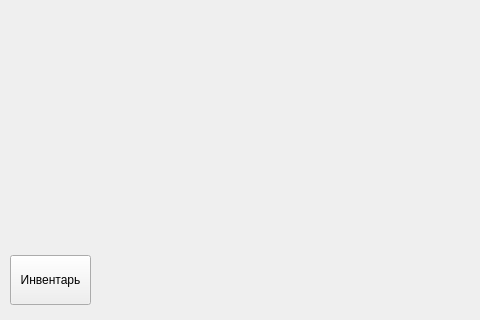
Above: QtTestClient/ui/game.ui from kihaseet/Alien before the change; both pictures show x 0 to 480 and y 320 to 640 of the 480 by 640 pixel window. Below: the same form after it.
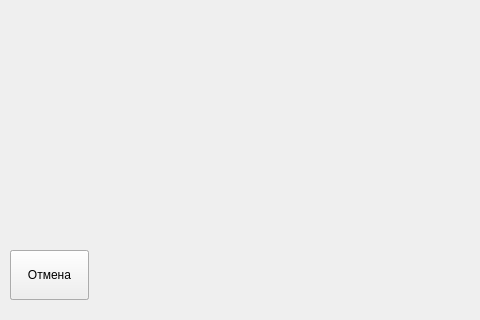
That is the form after the change.

The edit to the form file:
```diff
--- a/QtTestClient/ui/game.ui
+++ b/QtTestClient/ui/game.ui
@@ -13,31 +13,6 @@
   <property name="windowTitle">
    <string>Form</string>
   </property>
-  <widget class="QWidget" name="verticalLayoutWidget">
-   <property name="geometry">
-    <rect>
-     <x>10</x>
-     <y>560</y>
-     <width>81</width>
-     <height>80</height>
-    </rect>
-   </property>
-   <layout class="QVBoxLayout" name="verticalLayout">
-    <item>
-     <widget class="QPushButton" name="pushButton">
-      <property name="minimumSize">
-       <size>
-        <width>0</width>
-        <height>50</height>
-       </size>
-      </property>
-      <property name="text">
-       <string>Инвентарь</string>
-      </property>
-     </widget>
-    </item>
-   </layout>
-  </widget>
   <widget class="QWidget" name="gridLayoutWidget">
    <property name="geometry">
     <rect>
@@ -145,6 +120,44 @@
     <string>Голосование на операцию</string>
    </property>
   </widget>
+  <widget class="QPushButton" name="pushButton">
+   <property name="geometry">
+    <rect>
+     <x>10</x>
+     <y>570</y>
+     <width>79</width>
+     <height>50</height>
+    </rect>
+   </property>
+   <property name="minimumSize">
+    <size>
+     <width>0</width>
+     <height>50</height>
+    </size>
+   </property>
+   <property name="text">
+    <string>Инвентарь</string>
+   </property>
+  </widget>
+  <widget class="QPushButton" name="ButtonCancer">
+   <property name="geometry">
+    <rect>
+     <x>10</x>
+     <y>570</y>
+     <width>79</width>
+     <height>50</height>
+    </rect>
+   </property>
+   <property name="minimumSize">
+    <size>
+     <width>0</width>
+     <height>50</height>
+    </size>
+   </property>
+   <property name="text">
+    <string>Отмена</string>
+   </property>
+  </widget>
  </widget>
  <resources/>
  <connections/>
```
